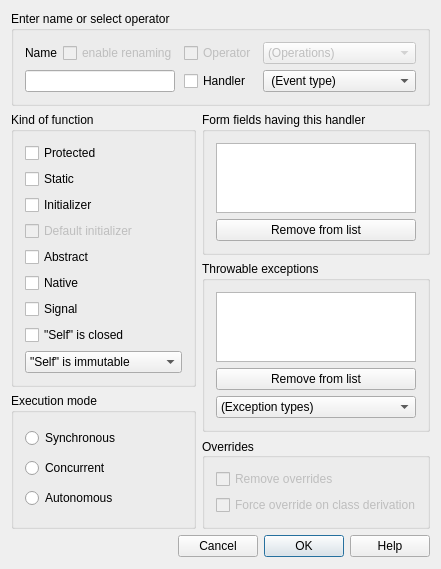
Qt form lavape/src/LavaPE_UI/idd_funcbox.ui (berkus/lavape) before a commit.
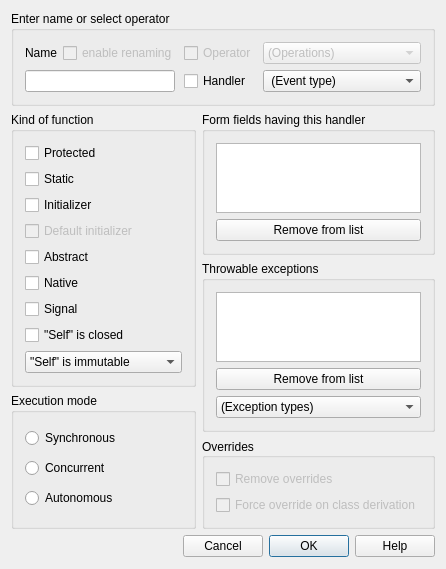
The same form after that commit.

```diff
--- a/lavape/src/LavaPE_UI/idd_funcbox.ui
+++ b/lavape/src/LavaPE_UI/idd_funcbox.ui
@@ -6,8 +6,8 @@
    <rect>
     <x>0</x>
     <y>0</y>
-    <width>411</width>
-    <height>513</height>
+    <width>437</width>
+    <height>511</height>
    </rect>
   </property>
   <property name="windowTitle">
@@ -385,7 +385,7 @@
      <item>
       <widget class="QGroupBox" name="groupBox">
        <property name="sizePolicy">
-        <sizepolicy hsizetype="Minimum" vsizetype="Minimum">
+        <sizepolicy hsizetype="Expanding" vsizetype="Minimum">
          <horstretch>0</horstretch>
          <verstretch>0</verstretch>
         </sizepolicy>
@@ -404,7 +404,7 @@
           </property>
           <property name="maximumSize">
            <size>
-            <width>200</width>
+            <width>400</width>
             <height>70</height>
            </size>
           </property>
@@ -423,7 +423,7 @@
      <item>
       <widget class="QGroupBox" name="GroupBox_IDC_STATIC24">
        <property name="sizePolicy">
-        <sizepolicy hsizetype="Minimum" vsizetype="Minimum">
+        <sizepolicy hsizetype="Expanding" vsizetype="Minimum">
          <horstretch>0</horstretch>
          <verstretch>0</verstretch>
         </sizepolicy>
@@ -450,14 +450,14 @@
            <bool>true</bool>
           </property>
           <property name="sizePolicy">
-           <sizepolicy hsizetype="Fixed" vsizetype="MinimumExpanding">
+           <sizepolicy hsizetype="Expanding" vsizetype="MinimumExpanding">
             <horstretch>0</horstretch>
             <verstretch>0</verstretch>
            </sizepolicy>
           </property>
           <property name="maximumSize">
            <size>
-            <width>200</width>
+            <width>400</width>
             <height>70</height>
            </size>
           </property>
@@ -497,14 +497,14 @@
      <item>
       <widget class="QGroupBox" name="GroupBox_IDC_STATIC25">
        <property name="sizePolicy">
-        <sizepolicy hsizetype="Minimum" vsizetype="Minimum">
+        <sizepolicy hsizetype="Expanding" vsizetype="Minimum">
          <horstretch>0</horstretch>
          <verstretch>0</verstretch>
         </sizepolicy>
        </property>
        <property name="minimumSize">
         <size>
-         <width>1</width>
+         <width>0</width>
          <height>0</height>
         </size>
        </property>
@@ -536,6 +536,12 @@
           <property name="enabled">
            <bool>false</bool>
           </property>
+          <property name="sizePolicy">
+           <sizepolicy hsizetype="Expanding" vsizetype="Fixed">
+            <horstretch>0</horstretch>
+            <verstretch>0</verstretch>
+           </sizepolicy>
+          </property>
           <property name="focusPolicy">
            <enum>Qt::StrongFocus</enum>
           </property>
```
